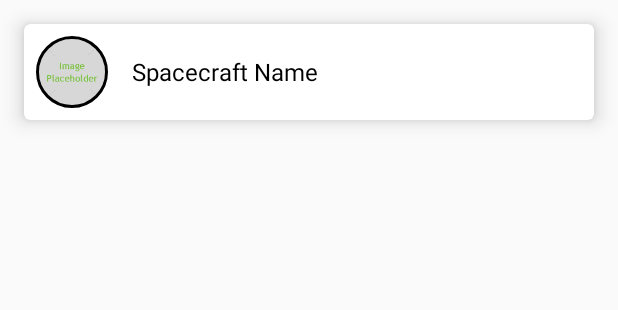
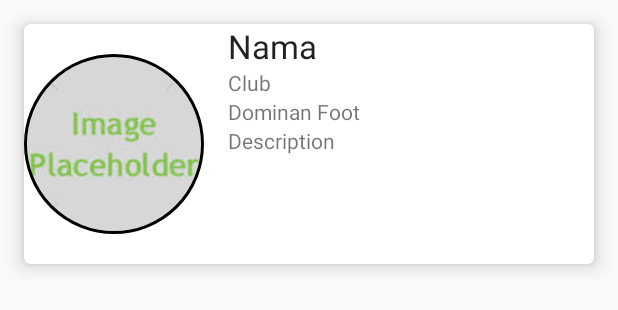
Before and after one commit to ibalm9/NewRetrofitListViewJSONN, an Android app: the layout model.xml on its own in the app's theme, with its tools: preview values and no code run, on a phone screen of 412 x 824 dp. Shown: the top 310 px of the screen. Run offline under Robolectric (Android 15) with nearby library versions, the phone set to English and light mode, and no system bars.

Commit message:
Cantik(1)

```diff
--- a/app/src/main/java/info/camposha/retrofitlistviewjson/MainActivity.java
+++ b/app/src/main/java/info/camposha/retrofitlistviewjson/MainActivity.java
@@ -17,7 +17,6 @@ import retrofit2.Response;
 public class MainActivity extends AppCompatActivity {
     private ListViewAdapter adapter;
     private ListView mListView;
-    ProgressBar myProgressBar;
 
     @Override
     protected void onCreate(Bundle savedInstanceState) {
--- a/app/src/main/java/info/camposha/retrofitlistviewjson/services/APIServices.java
+++ b/app/src/main/java/info/camposha/retrofitlistviewjson/services/APIServices.java
@@ -10,7 +10,7 @@ import retrofit2.http.GET;
 
 public interface APIServices {
     String BASE_URL = "https://api.myjson.com/";
-    @GET("bins/14tpyz")
+    @GET("bins/htq6f")
     Call<List<Spacecraft>> getSpacecrafts();
 
 
--- a/app/src/main/res/layout/model.xml
+++ b/app/src/main/res/layout/model.xml
@@ -8,30 +8,62 @@
     android:layout_height="wrap_content">
 
     <LinearLayout
-        android:orientation="horizontal"
         android:layout_width="match_parent"
         android:layout_height="wrap_content"
-        android:padding="8dp"
-        android:gravity="center">
+        android:orientation="horizontal">
+        <FrameLayout
+            android:layout_width="wrap_content"
+            android:layout_height="wrap_content">
 
             <de.hdodenhof.circleimageview.CircleImageView
                 xmlns:app="http://schemas.android.com/apk/res-auto"
                 android:id="@+id/spacecraftImageView"
-            android:layout_width="48dp"
-            android:layout_height="48dp"
+                android:layout_width="120dp"
+                android:layout_height="160dp"
                 android:src="@drawable/placeholder"
                 app:civ_border_width="2dp"
                 app:civ_border_color="#FF000000"
                 />
 
-        <TextView
+
+        </FrameLayout>
+        <LinearLayout
             android:layout_width="match_parent"
             android:layout_height="wrap_content"
-            android:text="Spacecraft Name"
+            android:orientation="vertical"
+            android:paddingLeft="16dp"
+            >
+        <TextView
             android:id="@+id/nameTextView"
-            android:textColor="@android:color/black"
-            android:layout_marginLeft="16dp"
-            android:textSize="16sp"></TextView>
+            android:layout_width="wrap_content"
+            android:layout_height="wrap_content"
+            android:text="Nama"
+            android:textAppearance="?android:attr/textAppearanceLarge" />
 
+
+        <TextView
+            android:id="@+id/club"
+            android:layout_width="wrap_content"
+            android:layout_height="wrap_content"
+            android:text="Club"
+            android:textAppearance="?android:attr/textAppearanceSmall" />
+
+        <TextView
+            android:id="@+id/foot"
+            android:layout_width="wrap_content"
+            android:layout_height="wrap_content"
+            android:text="Dominan Foot"
+            android:textAppearance="?android:attr/textAppearanceSmall" />
+
+        <TextView
+            android:id="@+id/deskripsi"
+            android:layout_width="wrap_content"
+            android:layout_height="wrap_content"
+            android:text="Description"
+            android:textAppearance="?android:attr/textAppearanceSmall" />
         </LinearLayout>
+    </LinearLayout>
+
+
+
 </android.support.v7.widget.CardView>
```
Also changed, not shown: app/src/main/java/info/camposha/retrofitlistviewjson/adapters/ListViewAdapter.java (+13 -0 lines), app/src/main/java/info/camposha/retrofitlistviewjson/models/Spacecraft.java (+23 -2 lines). Lines whose indentation alone changed are shown as unchanged.
